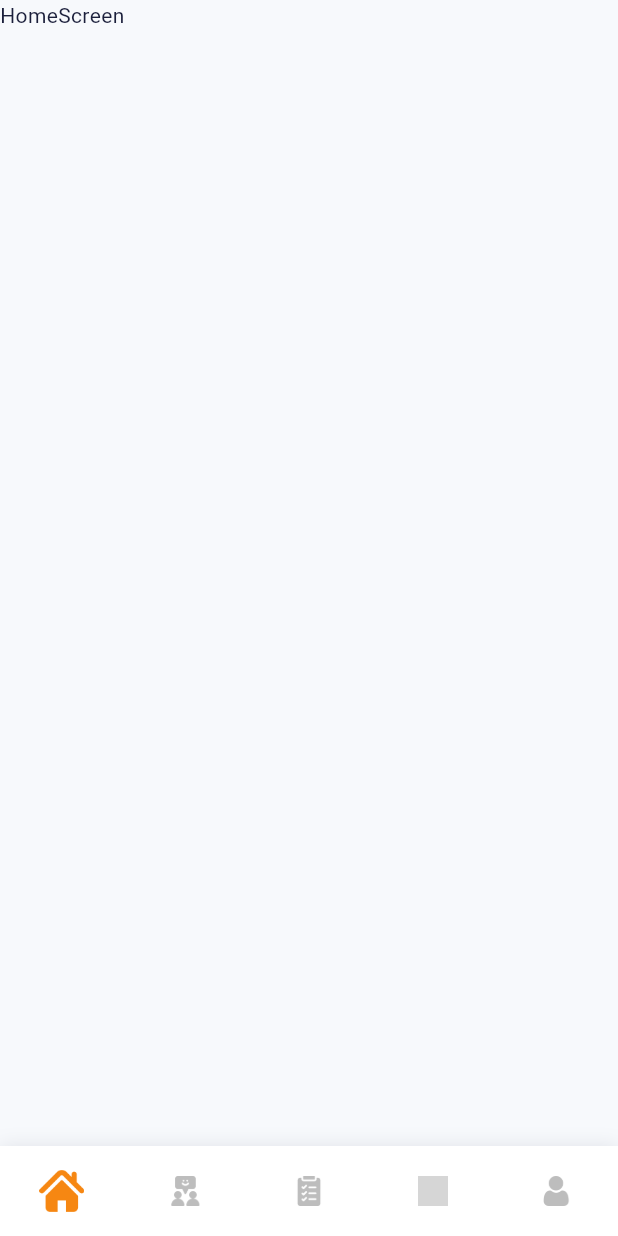
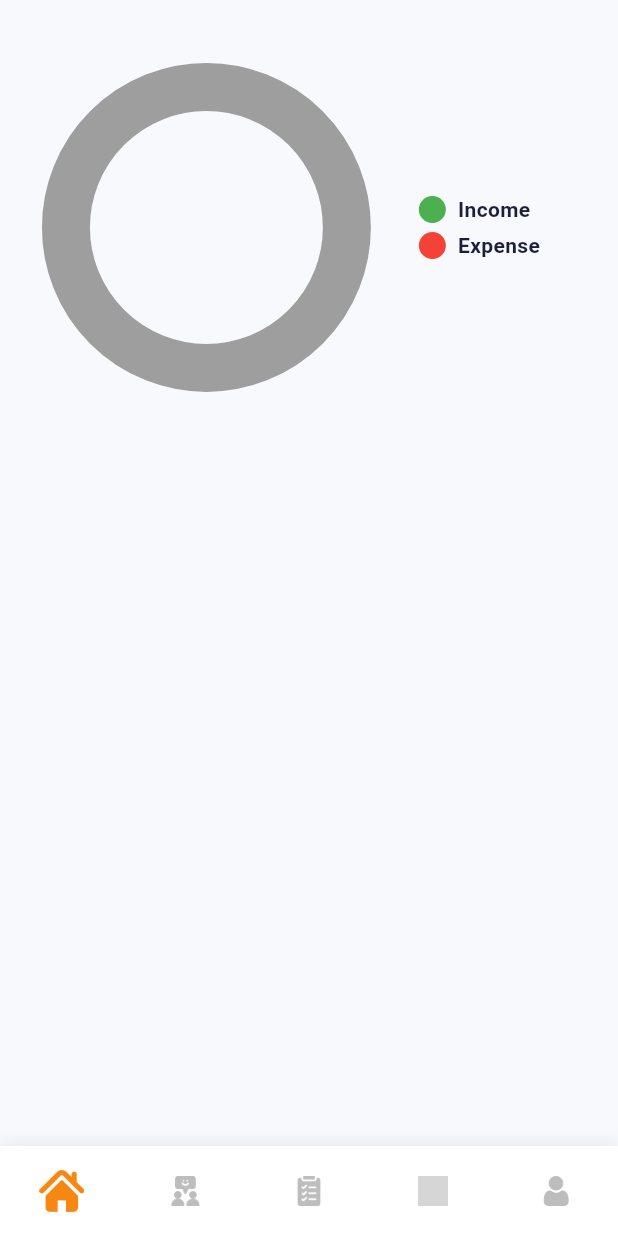
Before and after one commit to diendev03/drilly, a Flutter app: the MainScreen screen opened directly, on a phone screen of 412 x 824 dp. Run offline on Flutter 3.47's test engine with Material 3 defaults, Android fonts, the light colour scheme and no system bars; drawn by our look-alikes of pie_chart; our stand-ins replace cached_network_image, dio, equatable, firebase_auth, firebase_core, flutter_bloc and 5 more; missing offline and left inert: cloudinary; accounts and stored records are empty; generated files the repository leaves out were written again; network calls fail; grey boxes are pictures that could not be loaded.

Commit message:
Get All Transaction

```diff
--- a/lib/bloc/home/home_bloc.dart
+++ b/lib/bloc/home/home_bloc.dart
@@ -0,0 +1,54 @@
+import 'package:drilly/model/transaction.dart';
+import 'package:drilly/service/auth_service/auth_service.dart';
+import 'package:drilly/service/transaction_service/transaction_service.dart';
+import 'package:drilly/utils/app_res.dart';
+import 'package:drilly/utils/const_res.dart';
+import 'package:drilly/utils/enum.dart';
+import 'package:drilly/utils/shared_pref.dart';
+import 'package:flutter_bloc/flutter_bloc.dart';
+
+import 'home_event.dart';
+import 'home_state.dart';
+
+class HomeBloc extends Bloc<HomeEvent, HomeState> {
+  HomeBloc() : super(const HomeState()) {
+    on<LoadHome>((event, emit) async {
+      try {
+        final uuid =await SharePref().getString(ConstRes.uuid)??"";
+        final response = await TransactionService().getAllTransactions(uuid: uuid);
+        if (response != null) {
+          List<Transaction>transactions = (response.data['data'] as List)
+              .map((e) => Transaction.fromJson(e))
+              .toList();
+          final totals = calculateTotals(transactions);
+         emit(state.copyWith(uuid: uuid,status: ScreenState.success,transactions: transactions,
+         incomeTotal: totals['income'] ?? 0.0,
+         expenseTotal: totals['expense'] ?? 0.0));
+        }
+      } catch (e) {
+        print("Error loading home data: $e");
+        emit(state.copyWith(
+          status: ScreenState.error,
+        ));
+      }
+    });
+  }
+}
+Map<String, double> calculateTotals(List<Transaction> transactions) {
+  double income = 0;
+  double expense = 0;
+
+  for (var t in transactions) {
+    final amount = double.tryParse(t.amount.toString()) ?? 0;
+    if (t.type == 'income') {
+      income += amount;
+    } else if (t.type == 'expense') {
+      expense += amount;
+    }
+  }
+
+  return {
+    'income': income,
+    'expense': expense,
+  };
+}
--- a/lib/bloc/home/home_event.dart
+++ b/lib/bloc/home/home_event.dart
@@ -0,0 +1,5 @@
+abstract class HomeEvent {}
+
+class LoadHome extends HomeEvent {
+  LoadHome();
+}
--- a/lib/bloc/home/home_state.dart
+++ b/lib/bloc/home/home_state.dart
@@ -0,0 +1,36 @@
+import 'package:drilly/model/transaction.dart';
+import 'package:drilly/utils/enum.dart';
+import 'package:equatable/equatable.dart';
+
+class HomeState extends Equatable {
+  final String uuid;
+  final List<Transaction> transactions;
+  final ScreenState status;
+  final double incomeTotal;
+  final double expenseTotal;
+  const HomeState(
+      {this.uuid = '',
+      this.status = ScreenState.initial,
+      this.transactions = const [],
+      this.incomeTotal = 0.0,
+      this.expenseTotal = 0.0});
+
+  HomeState copyWith(
+      {String? uuid,
+      List<Transaction>? transactions,
+      ScreenState? status,
+      double? incomeTotal,
+      double? expenseTotal}) {
+    return HomeState(
+      uuid: uuid ?? this.uuid,
+      transactions: transactions ?? this.transactions,
+      status: status ?? this.status,
+      incomeTotal: incomeTotal ?? this.incomeTotal,
+      expenseTotal: expenseTotal ?? this.expenseTotal,
+    );
+  }
+
+  @override
+  List<Object?> get props =>
+      [uuid, transactions, status, incomeTotal, expenseTotal];
+}
--- a/lib/bloc/profile/profile_bloc.dart
+++ b/lib/bloc/profile/profile_bloc.dart
@@ -1,7 +1,7 @@
 import 'package:drilly/bloc/profile/profile_event.dart';
 import 'package:drilly/bloc/profile/profile_state.dart';
 import 'package:drilly/model/profile.dart';
-import 'package:drilly/service/api_service.dart';
+import 'package:drilly/service/auth_service/auth_service.dart';
 import 'package:drilly/service/cloudianry_service.dart';
 import 'package:drilly/utils/app_res.dart';
 import 'package:drilly/utils/const_res.dart';
--- a/lib/l10n/intl_en.arb
+++ b/lib/l10n/intl_en.arb
@@ -48,6 +48,8 @@
   "uploadNewAvatar": "Up load new avatar",
   "viewAvatar": "View avatar",
   "logout": "Logout",
+  "income": "Income",
+  "expense": "Expense",
   "loginSuccessful": "Login successful",
   "sendResetLink": "Send reset link",
   "registrationSuccessful": "Registration successful",
--- /dev/null
+++ b/lib/model/transaction.dart
@@ -0,0 +1,67 @@
+class Transaction {
+  final int? id;
+  final String? userId;
+  final int categoryId;
+  final int paymentId;
+  final String name;
+  final double amount;
+  final String type; // 'income' or 'expense'
+  final String? note;
+  final DateTime transactionDate;
+  final DateTime? createdAt;
+  final bool isRecurring;
+  final String? repeatCycle; // 'daily', 'weekly', 'monthly', 'yearly'
+  final String? location;
+
+  Transaction({
+    this.id,
+    this.userId,
+    required this.categoryId,
+    required this.paymentId,
+    required this.name,
+    required this.amount,
+    required this.type,
+    this.note,
+    required this.transactionDate,
+    this.createdAt,
+    this.isRecurring = false,
+    this.repeatCycle,
+    this.location,
+  });
+
+  factory Transaction.fromJson(Map<String, dynamic> json) {
+    return Transaction(
+      id: json['id'],
+      userId: json['user_id'],
+      categoryId: json['category_id'],
+      paymentId: json['payment_id'],
+      name: json['name'],
+      amount: double.tryParse(json['amount'].toString()) ?? 0.0,
+      type: json['type'],
+      note: json['note'],
+      transactionDate: DateTime.parse(json['transaction_date']),
+      createdAt: json['created_at'] != null ? DateTime.parse(json['created_at']) : null,
+      isRecurring: json['is_recurring']==0,
+      repeatCycle: json['repeat_cycle'],
+      location: json['location'],
+    );
+  }
+
+  Map<String, dynamic> toJson() {
+    return {
+      'id': id,
+      'user_id': userId,
+      'category_id': categoryId,
+      'payment_id': paymentId,
+      'name': name,
+      'amount': amount,
+      'type': type,
+      'note': note,
+      'transaction_date': transactionDate.toIso8601String(),
+      'created_at': createdAt?.toIso8601String(),
+      'is_recurring': isRecurring,
+      'repeat_cycle': repeatCycle,
+      'location': location,
+    };
+  }
+}
--- a/lib/screens/home/home_screen.dart
+++ b/lib/screens/home/home_screen.dart
@@ -1,14 +1,51 @@
+import 'package:drilly/bloc/home/home_bloc.dart';
+import 'package:drilly/bloc/home/home_event.dart';
+import 'package:drilly/bloc/home/home_state.dart';
+import 'package:drilly/generated/l10n.dart';
 import 'package:flutter/material.dart';
+import 'package:flutter_bloc/flutter_bloc.dart';
+import 'package:pie_chart/pie_chart.dart';
 
 class HomeScreen extends StatelessWidget {
-const HomeScreen({
-    super.key,});
+  const HomeScreen({
+    super.key,
+  });
 
   @override
   Widget build(BuildContext context) {
-    // Xây dựng giao diện dựa trên state
-    return const Scaffold(
-        body: Text("HomeScreen")
+    return BlocProvider(
+      create: (context) => HomeBloc()..add(LoadHome()),
+      child: BlocBuilder<HomeBloc, HomeState>(builder: (context, state) {
+        return Scaffold(
+            body: Padding(
+                padding: const EdgeInsets.only(top: 50, right: 20, left: 20),
+                child: RefreshIndicator(
+                    onRefresh: () async {},
+                    child: Column(
+                      children: [
+                        PieChart(
+                          dataMap: {
+                            S.current.income: state.incomeTotal,
+                            S.current.expense: state.expenseTotal,
+                          },
+                          animationDuration: const Duration(milliseconds: 800),
+                          chartRadius: MediaQuery.of(context).size.width / 2.2,
+                          colorList: const [Colors.green, Colors.red],
+                          chartType: ChartType.ring,
+                          ringStrokeWidth: 32,
+                          legendOptions: const LegendOptions(
+                            showLegendsInRow: false,
+                            legendPosition: LegendPosition.right,
+                          ),
+                          chartValuesOptions: const ChartValuesOptions(
+                            showChartValuesInPercentage: true,
+                            showChartValuesOutside: false,
+                          ),
+                        )
+
+                      ],
+                    ))));
+      }),
     );
   }
 }
--- a/lib/service/api_service.dart
+++ b/lib/service/auth_service/auth_service.dart
@@ -3,9 +3,9 @@ import 'package:drilly/utils/const_res.dart';
 import 'package:firebase_auth/firebase_auth.dart';
 import 'package:cloudinary/cloudinary.dart';
 
-import 'api_client.dart';
+import '../api_client.dart';
 
-class ApiService {
+class AuthService {
   String accountTable = ConstRes.accounts;
   String profileTable = ConstRes.profiles;
   Dio dio = Dio();
--- /dev/null
+++ b/lib/service/transaction_service/transaction_service.dart
@@ -0,0 +1,28 @@
+import 'package:dio/dio.dart';
+import 'package:drilly/service/api_client.dart';
+import 'package:drilly/utils/const_res.dart';
+
+class TransactionService {
+  String accountTable = ConstRes.accounts;
+  String profileTable = ConstRes.profiles;
+  Dio dio = Dio();
+  final api = ApiClient();
+
+  Future<Response?> getAllTransactions({required String uuid}) async {
+    try {
+      Response response = await api.get('/transactions', params: {
+        'uuid': uuid,
+      });
+      if (response.data["status"] == true) {
+        print('Lấy danh sách giao dịch thành công: ${response.data}');
+        return response;
+      } else {
+        print('Lấy danh sách giao dịch thất bại: ${response.statusMessage}');
+        return null;
+      }
+    } catch (e) {
+      print('Lỗi khi lấy danh sách giao dịch: ${e.toString()}');
+      return null;
+    }
+  }
+}
--- a/lib/utils/const_res.dart
+++ b/lib/utils/const_res.dart
@@ -1,5 +1,5 @@
 class ConstRes {
-  static const String baseUrl = 'https://4f7e-2402-9d80-3b9-e32f-607d-c72a-c0b2-ef89.ngrok-free.app';
+  static const String baseUrl = 'https://41d0-2402-9d80-3b9-e32f-607d-c72a-c0b2-ef89.ngrok-free.app';
 
   ///ClouDiary key
   static const String apiKey = '211428272922525';
--- a/lib/utils/enum.dart
+++ b/lib/utils/enum.dart
@@ -1,23 +1,7 @@
 enum ScreenState {
-  loading,
-  failure,
-  success,
-  ;
-
-  bool get isLoading => this == ScreenState.loading;
-  bool get isFailure => this == ScreenState.failure;
-  bool get isSuccess => this == ScreenState.success;
+  loading,     // Đang tải dữ liệu
+  success,     // Có dữ liệu
+  empty,       // Không có dữ liệu
+  error,       // Lỗi
+  initial      // Trạng thái ban đầu (chưa làm gì)
 }
-
-enum SyncState {
-  none,
-  loading,
-  failure,
-  success,
-  ;
-
-  bool get isLoading => this == SyncState.loading;
-  bool get isFailure => this == SyncState.failure;
-  bool get isSuccess => this == SyncState.success;
-  bool get isNone => this == SyncState.none;
-}
--- a/pubspec.yaml
+++ b/pubspec.yaml
@@ -57,6 +57,7 @@ dependencies:
   firebase_core: ^3.13.0
   firebase_auth: ^5.5.3
   cached_network_image: ^3.4.1
+  pie_chart: ^5.4.0
 
 dev_dependencies:
   floor_generator: ^1.1.0
```
Also changed, not shown: lib/bloc/auth/auth_bloc.dart (+4 -4 lines), lib/model/budget.dart (added, +39 -0 lines), lib/model/category.dart (added, +31 -0 lines), lib/generated/intl/messages_en.dart, lib/generated/l10n.dart, lib/model/payment_method.dart (added).
